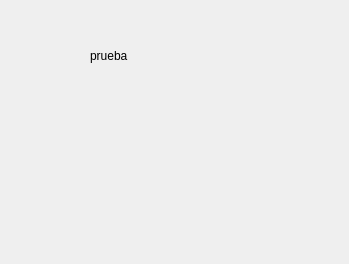
This is UI/ErrorScreen.ui in KillahBlitz/whatsapp-extractor as Qt 5 draws it before an edit. The edited form follows.
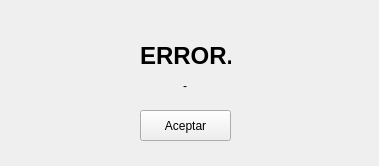
This is the edited form.

Patch:
```diff
--- a/UI/ErrorScreen.ui
+++ b/UI/ErrorScreen.ui
@@ -6,8 +6,8 @@
    <rect>
     <x>0</x>
     <y>0</y>
-    <width>349</width>
-    <height>264</height>
+    <width>379</width>
+    <height>166</height>
    </rect>
   </property>
   <property name="windowTitle">
@@ -16,14 +16,72 @@
   <widget class="QLabel" name="label">
    <property name="geometry">
     <rect>
-     <x>90</x>
-     <y>30</y>
-     <width>161</width>
-     <height>51</height>
+     <x>140</x>
+     <y>40</y>
+     <width>91</width>
+     <height>31</height>
     </rect>
    </property>
+   <property name="font">
+    <font>
+     <family>SansSerif</family>
+     <pointsize>18</pointsize>
+     <bold>true</bold>
+    </font>
+   </property>
+   <property name="mouseTracking">
+    <bool>false</bool>
+   </property>
+   <property name="tabletTracking">
+    <bool>false</bool>
+   </property>
+   <property name="acceptDrops">
+    <bool>false</bool>
+   </property>
+   <property name="styleSheet">
+    <string notr="true">QLabel{rgb(228, 23, 26)}</string>
+   </property>
    <property name="text">
-    <string>prueba</string>
+    <string>ERROR.</string>
+   </property>
+   <property name="openExternalLinks">
+    <bool>false</bool>
+   </property>
+  </widget>
+  <widget class="QLabel" name="label_error">
+   <property name="geometry">
+    <rect>
+     <x>30</x>
+     <y>70</y>
+     <width>321</width>
+     <height>31</height>
+    </rect>
+   </property>
+   <property name="font">
+    <font>
+     <family>SansSerif</family>
+    </font>
+   </property>
+   <property name="text">
+    <string>                                              -</string>
+   </property>
+  </widget>
+  <widget class="QPushButton" name="btn_aceptar">
+   <property name="geometry">
+    <rect>
+     <x>140</x>
+     <y>110</y>
+     <width>91</width>
+     <height>31</height>
+    </rect>
+   </property>
+   <property name="font">
+    <font>
+     <family>SansSerif</family>
+    </font>
+   </property>
+   <property name="text">
+    <string>Aceptar</string>
    </property>
   </widget>
  </widget>
```
Left out of the diff: 8 changed lines with no effect on the pictures.
